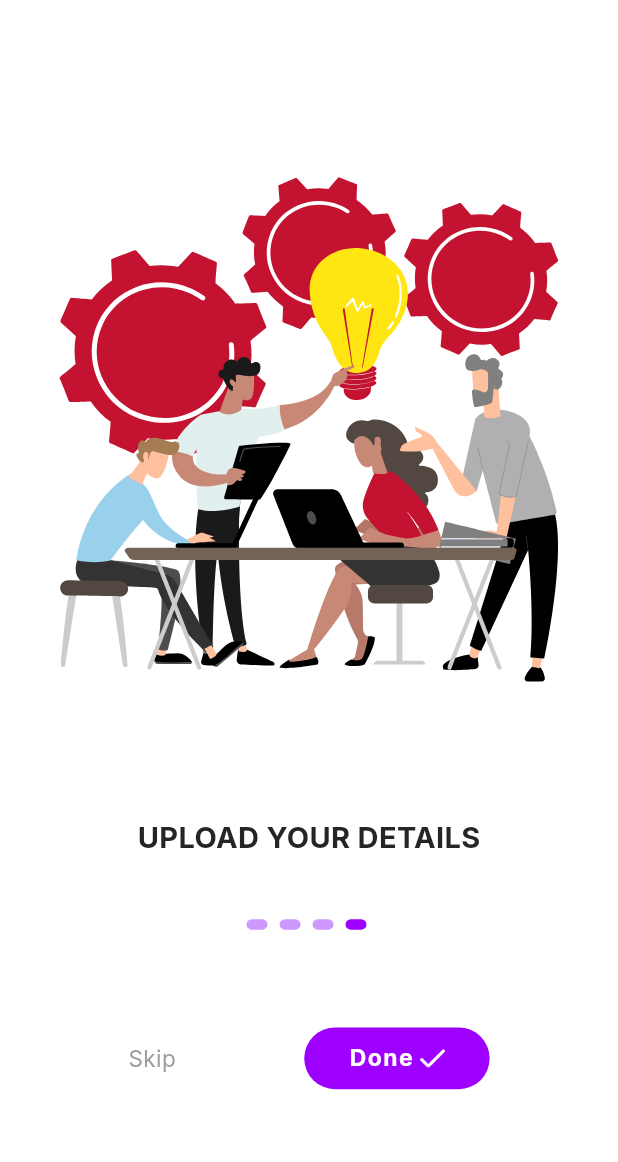
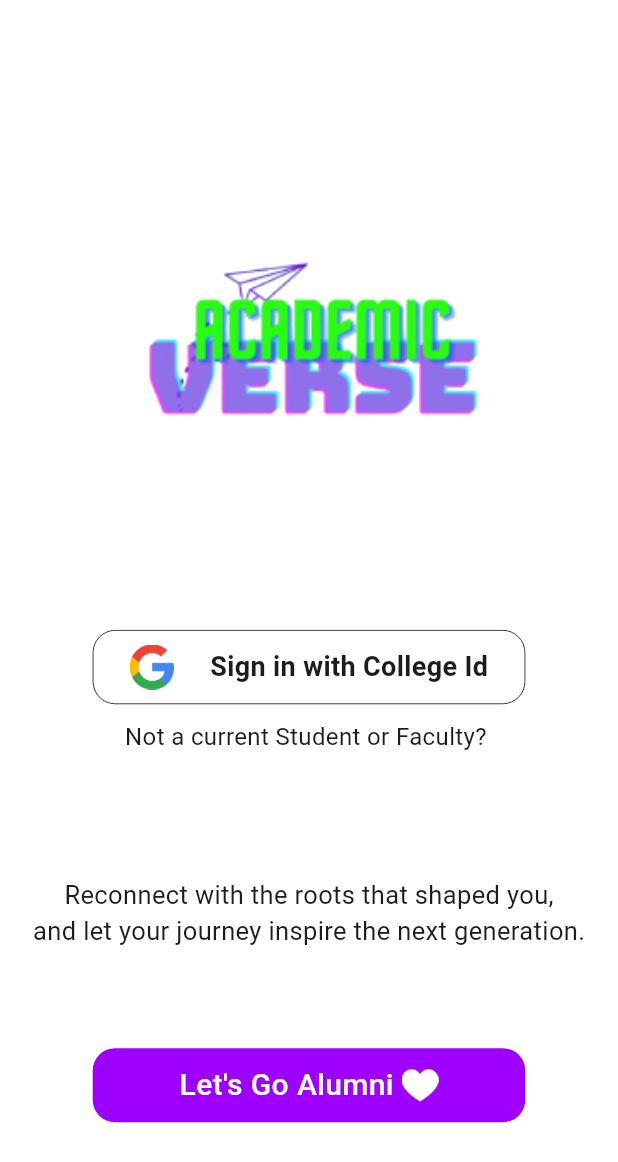
Before and after one commit to shaikhasif69/pillaiHackathonFrontend, a Flutter app: the screen it shows after launch, after a tap on "Skip", after a tap on "Next", after a tap on "Done", on a phone screen of 412 x 824 dp. Shown: the top 1162 px of the screen. Run offline on Flutter 3.47's test engine with Material 3 defaults, Android fonts, the phone set to English and light mode, and no system bars; drawn by our look-alikes of lottie, smooth_page_indicator; our stand-ins replace go_router, google_fonts, page_transition, responsive_sizer, shared_preferences.

Commit message:
more screens developed !

```diff
--- a/lib/router/NamedRoutes.dart
+++ b/lib/router/NamedRoutes.dart
@@ -9,4 +9,6 @@ class StaffRoutes {
 class CommonRoutes {
   static String onBoardScreen = "/onBoardUser";
   static String splashScreen = "/splashScreen";
+  static String askLoginScreen = "/askLogin";
+  static String collegeIdLogin = "/collegeIdLogin";
 }
--- a/lib/router/router.dart
+++ b/lib/router/router.dart
@@ -1,5 +1,7 @@
 import 'package:pillai_hackcelestial/router/NamedRoutes.dart';
 import 'package:pillai_hackcelestial/screens/On_Board/on_boarding.dart';
+import 'package:pillai_hackcelestial/screens/ask_loginPage.dart';
+import 'package:pillai_hackcelestial/screens/college_id_login.dart';
 import 'package:pillai_hackcelestial/screens/splash_screen.dart';
 import 'package:shared_preferences/shared_preferences.dart';
 import 'package:go_router/go_router.dart';
@@ -17,10 +19,11 @@ class MyGoRouter {
       GoRoute(
         path: CommonRoutes.onBoardScreen,
         name: CommonRoutes.onBoardScreen,
-         pageBuilder: (context, state) {
+        pageBuilder: (context, state) {
           return CustomTransitionPage(
             child: const on_boarding(),
-            transitionsBuilder: (context, animation, secondaryAnimation, child) {
+            transitionsBuilder:
+                (context, animation, secondaryAnimation, child) {
               // Fade transition
               return FadeTransition(
                 opacity: animation,
@@ -30,6 +33,18 @@ class MyGoRouter {
           );
         },
       ),
+
+      GoRoute(
+        path: CommonRoutes.askLoginScreen,
+        name: CommonRoutes.askLoginScreen,
+        builder: (context, state) => AskLoginpage(),
+      ),
+
+      GoRoute(
+        path: CommonRoutes.collegeIdLogin,
+        name: CommonRoutes.collegeIdLogin,
+        builder: (context, state) => CollegeIdLoginPage(),
+      )
       // GoRoute(
       //   path: CommonRoutes.homeScreen,
       //   name: CommonRoutes.homeScreen,
--- a/lib/screens/On_Board/on_board1.dart
+++ b/lib/screens/On_Board/on_board1.dart
@@ -28,11 +28,10 @@ class on_board1 extends StatelessWidget {
           padding: const EdgeInsets.symmetric(horizontal: 25),
           child: Text(
             "CREATE YOUR PROFILE",
-            style: GoogleFonts.inter(
-                fontSize: 18.sp,
-                fontWeight: FontWeight.bold,
-                color: const Color.fromARGB(255, 37, 37, 37)),
-          ),
+              style: GoogleFonts.agdasima(
+                          fontSize: 28,
+                          fontWeight: FontWeight.w600,
+                          color: Colors.black),)
         )
       ]),
     );
--- a/lib/screens/On_Board/on_board2.dart
+++ b/lib/screens/On_Board/on_board2.dart
@@ -26,10 +26,10 @@ class on_board2 extends StatelessWidget {
           padding: const EdgeInsets.symmetric(horizontal: 25),
           child: Text(
                     "UPLOAD YOUR DETAILS",
-                    style: GoogleFonts.inter(
-                        fontSize: 18.sp,
-                        fontWeight: FontWeight.bold,
-                        color: const Color.fromARGB(255, 37, 37, 37)),
+                    style: GoogleFonts.agdasima(
+                          fontSize: 28,
+                          fontWeight: FontWeight.w600,
+                          color: Colors.black),
                   ),
 
         )
--- a/lib/screens/On_Board/on_board3.dart
+++ b/lib/screens/On_Board/on_board3.dart
@@ -27,11 +27,11 @@ class on_board3 extends StatelessWidget {
         Padding(
           padding: const EdgeInsets.symmetric(horizontal: 25),
           child: Text(
-            "UPLOAD YOUR DETAILS",
-            style: GoogleFonts.inter(
-                fontSize: 18.sp,
-                fontWeight: FontWeight.bold,
-                color: const Color.fromARGB(255, 37, 37, 37)),
+            "EXPLORE AND CONNECT",
+            style: GoogleFonts.agdasima(
+                          fontSize: 28,
+                          fontWeight: FontWeight.w600,
+                          color: Colors.black),
           ),
         )
       ]),
--- a/lib/screens/On_Board/on_board4.dart
+++ b/lib/screens/On_Board/on_board4.dart
@@ -27,11 +27,11 @@ class on_board4 extends StatelessWidget {
         Padding(
           padding: const EdgeInsets.symmetric(horizontal: 25),
           child: Text(
-            "UPLOAD YOUR DETAILS",
-            style: GoogleFonts.inter(
-                fontSize: 18.sp,
-                fontWeight: FontWeight.bold,
-                color: const Color.fromARGB(255, 37, 37, 37)),
+            "LEAR, CONNECT & SHARE",
+           style: GoogleFonts.agdasima(
+                          fontSize: 28,
+                          fontWeight: FontWeight.w600,
+                          color: Colors.black),
           ),
         )
       ]),
--- a/lib/screens/On_Board/on_boarding.dart
+++ b/lib/screens/On_Board/on_boarding.dart
@@ -1,6 +1,8 @@
 import 'package:flutter/material.dart';
+import 'package:go_router/go_router.dart';
 import 'package:google_fonts/google_fonts.dart';
 import 'package:pillai_hackcelestial/components/constant.dart';
+import 'package:pillai_hackcelestial/router/NamedRoutes.dart';
 import 'package:pillai_hackcelestial/screens/On_Board/on_board1.dart';
 import 'package:pillai_hackcelestial/screens/On_Board/on_board2.dart';
 import 'package:pillai_hackcelestial/screens/On_Board/on_board3.dart';
@@ -70,12 +72,14 @@ class _on_boardingState extends State<on_boarding> {
               onLastpage
                   ? GestureDetector(
                       onTap: () {
+                        print("hello!");
+
                         //      showCustomDialog(
                         //   context,
                         //   onValue: (_) {},
                         // );
-                        // GoRouter.of(context)
-                        //     .pushNamed(CommonRoutes.onBoardScreen);
+                        GoRouter.of(context)
+                            .pushNamed(CommonRoutes.askLoginScreen);
                         // Navigator.push(
                         //     context,
                         //     PageTransition(
--- /dev/null
+++ b/lib/screens/ask_loginPage.dart
@@ -0,0 +1,112 @@
+import 'package:flutter/material.dart';
+import 'package:go_router/go_router.dart';
+import 'package:google_fonts/google_fonts.dart';
+import 'package:pillai_hackcelestial/components/constant.dart';
+import 'package:pillai_hackcelestial/router/NamedRoutes.dart';
+
+class AskLoginpage extends StatelessWidget {
+  const AskLoginpage({super.key});
+
+  @override
+  Widget build(BuildContext context) {
+    final screenWidth = MediaQuery.of(context).size.width;
+    final screenHeight = MediaQuery.of(context).size.height;
+
+    return Scaffold(
+      body: Container(
+        color: Colors.white,
+        child: Column(
+          children: [
+            SizedBox(
+              height: 100,
+            ),
+            Container(
+              height: 320,
+              width: double.infinity,
+              child: Image.asset(
+                "assets/images/ACADEMICVERSE.png",
+                fit: BoxFit.fitHeight,
+              ),
+            ),
+            GestureDetector(
+              onTap: () {
+                GoRouter.of(context).pushNamed(CommonRoutes.collegeIdLogin);
+              },
+              child: Container(
+                width: screenWidth * 0.7,
+                height: screenHeight * 0.06,
+                decoration: BoxDecoration(
+                    border: Border.all(width: 0.5),
+                    borderRadius: BorderRadius.circular(15)),
+                child: Row(
+                  mainAxisAlignment: MainAxisAlignment.spaceEvenly,
+                  children: [
+                    Image.asset(
+                      "images/google.png",
+                      height: 30,
+                    ),
+                    Text(
+                      "Sign in with College Id",
+                      style: GoogleFonts.abyssinicaSil(
+                          fontSize: 18, fontWeight: FontWeight.w600),
+                    )
+                  ],
+                ),
+              ),
+            ),
+            const SizedBox(
+              height: 10,
+            ),
+            Text(
+              "Not a current Student or Faculty? ",
+              style: GoogleFonts.abyssinicaSil(fontSize: 16),
+            ),
+            SizedBox(
+              height: screenHeight * 0.1,
+            ),
+            Text(
+              "Reconnect with the roots that shaped you,",
+              style: GoogleFonts.abyssinicaSil(fontSize: 17),
+            ),
+            Text(
+              "and let your journey inspire the next generation.",
+              style: GoogleFonts.abyssinicaSil(fontSize: 17),
+            ),
+            SizedBox(
+              height: screenHeight * 0.08,
+            ),
+            Container(
+              height: MediaQuery.of(context).size.height * 0.06,
+              width: MediaQuery.of(context).size.width * 0.7,
+              decoration: BoxDecoration(
+                  color: MyColors.ourPrimary,
+                  borderRadius: BorderRadius.circular(15)),
+              child: Center(
+                child: Row(
+                  mainAxisAlignment: MainAxisAlignment.center,
+                  children: [
+                    Text(
+                      "Let's Go Alumni ",
+                      style: GoogleFonts.abyssinicaSil(
+                          fontSize: 20,
+                          fontWeight: FontWeight.w500,
+                          color: Colors.white),
+                    ),
+                    Container(
+                      height: MediaQuery.of(context).size.height * 0.06,
+                      width: MediaQuery.of(context).size.width * 0.06,
+                      child: Image.asset(
+                        "lib/icons/heart.png",
+                        color: Colors.white,
+                      ),
+                    ),
+                  ],
+                ),
+              ),
+            )
+          ],
+        ),
+      ),
+    );
+  }
+}
```
Also changed, not shown: lib/screens/college_id_login.dart (added, +82 -0 lines), lib/widgets/username.dart (added, +105 -0 lines), assets/images/ACADEMICVERSE.png (added), lib/icons/heart.png, lib/icons/heart2.png (deleted), 1 other file.
